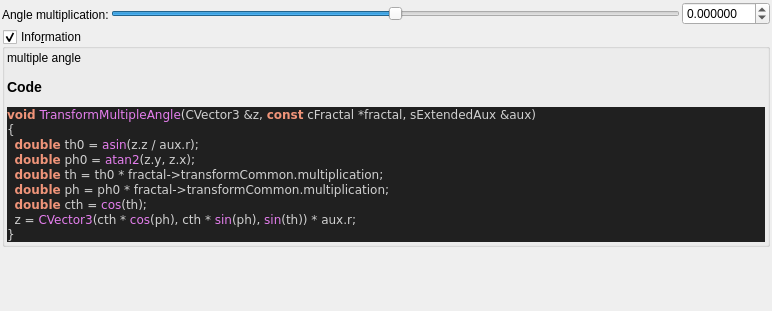
Old version of the form mandelbulber2/qt_data/fractal_transf_multiple_angle.ui in the repository buddhi1980/mandelbulber2.
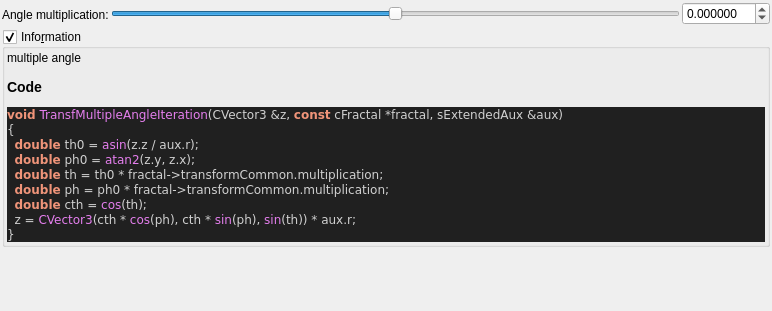
New version of the form. Custom widgets are drawn as their Qt base class.

```diff
--- a/mandelbulber2/qt_data/fractal_transf_multiple_angle.ui
+++ b/mandelbulber2/qt_data/fractal_transf_multiple_angle.ui
@@ -130,7 +130,7 @@
 &lt;/table&gt;
 &lt;h3&gt;Code&lt;/h3&gt;
 &lt;body style=&quot;background-color:#202020&quot;&gt;
-&lt;pre style=&quot;color:#d0d0d0; background-color:#202020;  font-family:'Courier New',monospace;&quot;&gt;&lt;span style=&quot;color:#f09479; font-weight:bold&quot;&gt;void&lt;/span&gt; &lt;span style=&quot;color:#e47eed&quot;&gt;TransformMultipleAngle&lt;/span&gt;&lt;span style=&quot;color:#d0d0d0&quot;&gt;(&lt;/span&gt;CVector3 &lt;span style=&quot;color:#d0d0d0&quot;&gt;&amp;amp;&lt;/span&gt;z&lt;span style=&quot;color:#d0d0d0&quot;&gt;,&lt;/span&gt; &lt;span style=&quot;color:#f09479; font-weight:bold&quot;&gt;const&lt;/span&gt; cFractal &lt;span style=&quot;color:#d0d0d0&quot;&gt;*&lt;/span&gt;fractal&lt;span style=&quot;color:#d0d0d0&quot;&gt;,&lt;/span&gt; sExtendedAux &lt;span style=&quot;color:#d0d0d0&quot;&gt;&amp;amp;&lt;/span&gt;aux&lt;span style=&quot;color:#d0d0d0&quot;&gt;)&lt;/span&gt;
+&lt;pre style=&quot;color:#d0d0d0; background-color:#202020;  font-family:'Courier New',monospace;&quot;&gt;&lt;span style=&quot;color:#f09479; font-weight:bold&quot;&gt;void&lt;/span&gt; &lt;span style=&quot;color:#e47eed&quot;&gt;TransfMultipleAngleIteration&lt;/span&gt;&lt;span style=&quot;color:#d0d0d0&quot;&gt;(&lt;/span&gt;CVector3 &lt;span style=&quot;color:#d0d0d0&quot;&gt;&amp;amp;&lt;/span&gt;z&lt;span style=&quot;color:#d0d0d0&quot;&gt;,&lt;/span&gt; &lt;span style=&quot;color:#f09479; font-weight:bold&quot;&gt;const&lt;/span&gt; cFractal &lt;span style=&quot;color:#d0d0d0&quot;&gt;*&lt;/span&gt;fractal&lt;span style=&quot;color:#d0d0d0&quot;&gt;,&lt;/span&gt; sExtendedAux &lt;span style=&quot;color:#d0d0d0&quot;&gt;&amp;amp;&lt;/span&gt;aux&lt;span style=&quot;color:#d0d0d0&quot;&gt;)&lt;/span&gt;
 &lt;span style=&quot;color:#d0d0d0&quot;&gt;{&lt;/span&gt;
   &lt;span style=&quot;color:#f09479; font-weight:bold&quot;&gt;double&lt;/span&gt; th0 &lt;span style=&quot;color:#d0d0d0&quot;&gt;=&lt;/span&gt; &lt;span style=&quot;color:#e47eed&quot;&gt;asin&lt;/span&gt;&lt;span style=&quot;color:#d0d0d0&quot;&gt;(&lt;/span&gt;z&lt;span style=&quot;color:#d0d0d0&quot;&gt;.&lt;/span&gt;z &lt;span style=&quot;color:#d0d0d0&quot;&gt;/&lt;/span&gt; aux&lt;span style=&quot;color:#d0d0d0&quot;&gt;.&lt;/span&gt;r&lt;span style=&quot;color:#d0d0d0&quot;&gt;);&lt;/span&gt;
   &lt;span style=&quot;color:#f09479; font-weight:bold&quot;&gt;double&lt;/span&gt; ph0 &lt;span style=&quot;color:#d0d0d0&quot;&gt;=&lt;/span&gt; &lt;span style=&quot;color:#e47eed&quot;&gt;atan2&lt;/span&gt;&lt;span style=&quot;color:#d0d0d0&quot;&gt;(&lt;/span&gt;z&lt;span style=&quot;color:#d0d0d0&quot;&gt;.&lt;/span&gt;y&lt;span style=&quot;color:#d0d0d0&quot;&gt;,&lt;/span&gt; z&lt;span style=&quot;color:#d0d0d0&quot;&gt;.&lt;/span&gt;x&lt;span style=&quot;color:#d0d0d0&quot;&gt;);&lt;/span&gt;
```
